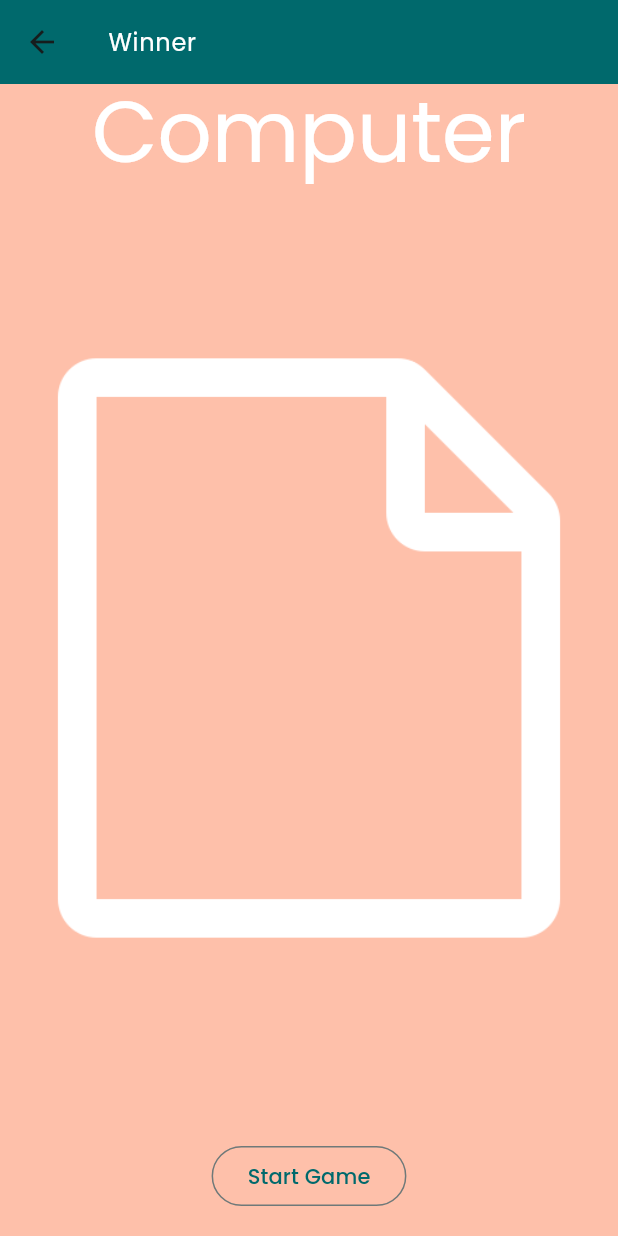
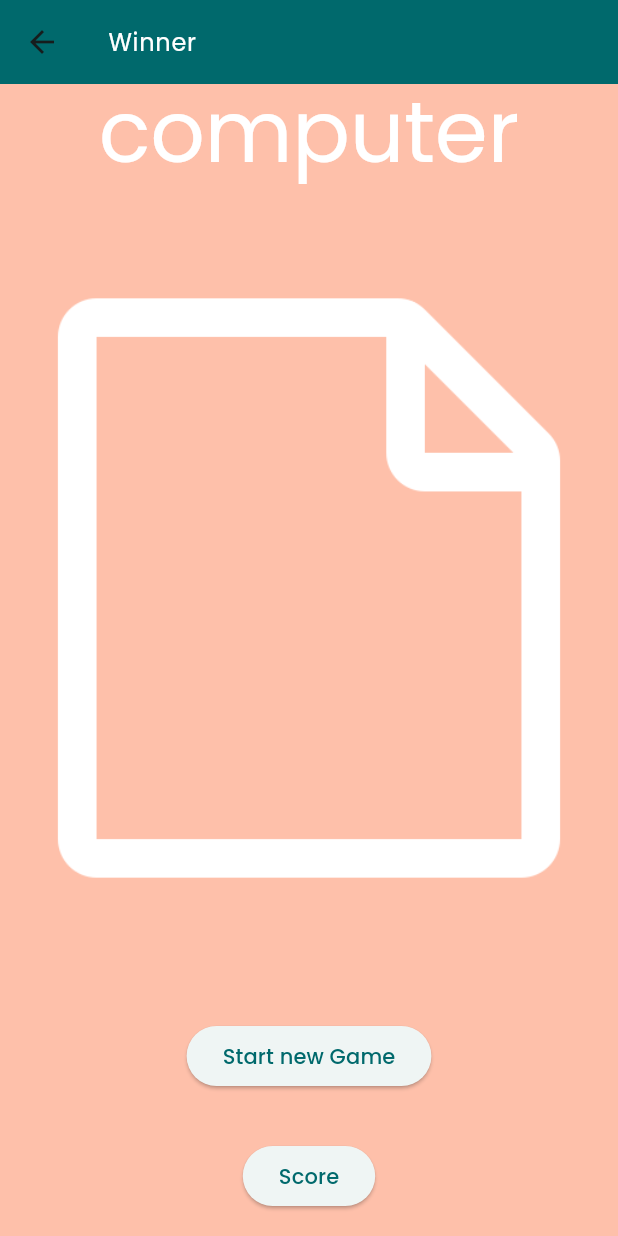
Before and after one commit to inakuhn/code-excursion-rps-ki-app, a Flutter app: the WinnerScreen screen opened by its route, on a phone screen of 412 x 824 dp. Run offline on Flutter 3.47's test engine with Material 3 defaults, Android fonts, the phone set to English and light mode, and no system bars; our stand-ins replace camera, google_fonts, lottie; missing offline and left inert: tflite_flutter.

Commit message:
Add Exercises

```diff
--- a/lib/business/game/game_logic.dart
+++ b/lib/business/game/game_logic.dart
@@ -1,26 +1,45 @@
-import 'dart:math';
-
+import 'package:python_ki_app/business/game/score_logic.dart';
 import 'package:python_ki_app/data/game_move.dart';
 import 'package:python_ki_app/data/game_selection.dart';
+import 'package:python_ki_app/data/players.dart';
 
 class GameLogic {
-  final gameSelection =
-      GameSelection(computerSelection: generateComputerMove());
+  final GameSelection gameSelection;
+  final ScoreLogic scoreLogic;
 
-  static GameMove generateComputerMove() {
-    final randomIndex = Random().nextInt(GameMove.values.length);
-    return GameMove.values[randomIndex];
+  GameLogic({required this.scoreLogic, required this.gameSelection});
+
+  /// TODO 📄 Aufgabe 1: Logik für winner()
+  /// Füge die Logik hinzu, um zu bestimmen, wer gewinnt.
+  /// Vergleiche gameSelection.userSelection und gameSelection.computerSelection basierend auf den Regeln:
+  /// ✊ Stein schlägt Schere.
+  /// ✋ Papier schlägt Stein.
+  /// ✌️ Schere schlägt Papier.
+  /// Gib Players.player oder Players.computer zurück.
+  Players winner() {
+    return Players.computer;
   }
 
-  userSelection(GameMove gameMove) {
-    gameSelection.setUserSelection(gameMove);
+  /// TODO 📄 Aufgabe 2: winnerName()
+  /// 📛 Passe die Methode an, damit sie den Namen des Gewinners basierend auf winner() zurückgibt.
+  // 🎉 Wenn Spieler gewinnt: Gib "Player" zurück.
+  // 🤖 Wenn Computer gewinnt: Gib "Computer" zurück.
+  String winnerName() {
+    return winner().name;
   }
 
-  String winnerName() {
-    return "Computer";
-  }
-
+  /// TODO 📄 Aufgabe 3: winnerGameMove()
+  // 🎲 Passe die Methode an, damit sie den Spielzug des Gewinners auf Basis von winner() zurückgibt.
+  // 🎯 Wenn winner() Players.player zurückgibt: Gib gameSelection.userSelection zurück.
+  // 🖥️ Wenn winner() Players.computer zurückgibt: Gib gameSelection.computerSelection zurück.
   GameMove winnerGameMove() {
     return gameSelection.computerSelection;
   }
+
+  /// 📥 userSelection(): Speichert die Auswahl des Spielers.
+  userSelection(GameMove gameMove) {
+    gameSelection
+        .setUserSelection(gameMove); //Speichert die Auswahl des Spielers.
+  }
+
 }
--- /dev/null
+++ b/lib/business/game/score_logic.dart
@@ -0,0 +1,23 @@
+import 'package:python_ki_app/data/score.dart';
+
+class ScoreLogic {
+  final Score score;
+
+  ScoreLogic({required this.score});
+
+  /// TODO 📄 Aufgabe 4: playerWins()
+  /// 🔹 Logik hinzufügen: Erhöhe playerScore in score.
+  playerWins() {
+
+  }
+  /// TODO 📄 Aufgabe 5: computerWins()
+  /// 🔹 Logik hinzufügen: Erhöhe computerScore in score.
+  computerWins() {}
+
+
+  /// TODO 📄 Aufgabe 6: resetScores()
+  // 🔹 Logik hinzufügen: Setze beide Punktestände (playerScore und computerScore) auf 0.
+  resetScores() {
+
+  }
+}
--- a/lib/data/game_selection.dart
+++ b/lib/data/game_selection.dart
@@ -1,11 +1,12 @@
+import 'dart:math';
 
 import 'package:python_ki_app/data/game_move.dart';
 
 class GameSelection {
   GameMove? userSelection;
-  GameMove computerSelection;
+  GameMove computerSelection = generateComputerMove();
 
-  GameSelection({this.userSelection, required this.computerSelection});
+  GameSelection({this.userSelection});
 
   setUserSelection(GameMove userSelection) {
     this.userSelection = userSelection;
@@ -15,4 +16,9 @@ class GameSelection {
   String toString() {
     return 'User: ${userSelection ?? "Not selected"}, Computer: ${computerSelection ?? "Not selected"}';
   }
+
+  static GameMove generateComputerMove() {
+    final randomIndex = Random().nextInt(GameMove.values.length);
+    return GameMove.values[randomIndex];
+  }
 }
--- /dev/null
+++ b/lib/data/players.dart
@@ -0,0 +1,4 @@
+enum Players {
+  computer,
+  player
+}
--- /dev/null
+++ b/lib/data/score.dart
@@ -0,0 +1,4 @@
+class Score {
+  int playerScore = 0;
+  int computerScore = 0;
+}
--- a/lib/main.dart
+++ b/lib/main.dart
@@ -5,11 +5,15 @@
 import 'package:flutter/material.dart';
 import 'package:flutter/services.dart';
 import 'package:python_ki_app/business/game/game_logic.dart';
+import 'package:python_ki_app/business/game/score_logic.dart';
 import 'package:python_ki_app/business/ki/gesture_classification_helper.dart';
+import 'package:python_ki_app/data/game_selection.dart';
+import 'package:python_ki_app/data/score.dart';
 import 'package:python_ki_app/theme/theme.dart';
 import 'package:python_ki_app/theme/util.dart';
 import 'package:python_ki_app/ui/screen/game_screen.dart';
 import 'package:python_ki_app/ui/screen/rock_paper_scissors_player_camera.dart';
+import 'package:python_ki_app/ui/screen/score_screen.dart';
 import 'package:python_ki_app/ui/screen/welcome_screen.dart';
 import 'package:python_ki_app/ui/screen/winner_screen.dart';
 
@@ -20,7 +24,11 @@
 
   // Obtain a list of the available cameras on the device.
   final cameras = await availableCameras();
-  final gameLogic = GameLogic();
+  final gameSelection = GameSelection();
+  final score = Score();
+  final scoreLogic = ScoreLogic(score: score);
+  final gameLogic =
+      GameLogic(gameSelection: gameSelection, scoreLogic: scoreLogic);
   // Get a specific camera from the list of available cameras.
   final GestureClassificationHelper gestureClassificationHelper =
       GestureClassificationHelper(gameLogic: gameLogic);
@@ -32,22 +40,29 @@
               (camera) => camera.lensDirection == CameraLensDirection.front,
             );
   gestureClassificationHelper.init();
-  runApp(MyApp(
+  runApp(
+    MyApp(
       camera: frontCamera,
       gameLogic: gameLogic,
-      gestureClassificationHelper: gestureClassificationHelper));
+      gestureClassificationHelper: gestureClassificationHelper,
+      scoreLogic: scoreLogic,
+    ),
+  );
 }
 
 class MyApp extends StatelessWidget {
   final CameraDescription camera;
   final GestureClassificationHelper gestureClassificationHelper;
   final GameLogic gameLogic;
+  final ScoreLogic scoreLogic;
 
-  const MyApp(
-      {super.key,
-      required this.camera,
-      required this.gameLogic,
-      required this.gestureClassificationHelper}); // Correctly pass the camera
+  const MyApp({
+    super.key,
+    required this.camera,
+    required this.gameLogic,
+    required this.gestureClassificationHelper,
+    required this.scoreLogic,
+  }); // Correctly pass the camera
 
   @override
   Widget build(BuildContext context) {
@@ -84,6 +99,7 @@
               winnerName: gameLogic.winnerName(),
               winnerGameMove: gameLogic.winnerGameMove(),
             ),
+        ScoreScreen.scoreRoute: (context) => ScoreScreen(scoreLogic: scoreLogic)
       },
     );
   }
--- a/lib/ui/atom/game_image.dart
+++ b/lib/ui/atom/rps_game_image.dart
@@ -4,12 +4,12 @@ import 'dart:math';
 import 'package:flutter/material.dart';
 import 'package:python_ki_app/data/game_move.dart';
 
-class GameImage extends StatefulWidget {
+class RPSGameImage extends StatefulWidget {
   final GameMove choice;
   final bool shouldAnimate;
   final VoidCallback onAnimationComplete; // Function to notify when done
 
-  const GameImage({
+  const RPSGameImage({
     super.key,
     required this.choice,
     this.shouldAnimate = false,
@@ -19,10 +19,10 @@ class GameImage extends StatefulWidget {
   static void _emptyCallback() {}
 
   @override
-  State<GameImage> createState() => _GameImageState();
+  State<RPSGameImage> createState() => _RPSGameImageState();
 }
 
-class _GameImageState extends State<GameImage> {
+class _RPSGameImageState extends State<RPSGameImage> {
   final random = Random();
   static const List<GameMove> _choices = GameMove.values;
   GameMove? _currentImage;
--- /dev/null
+++ b/lib/ui/atom/rps_navigation_button.dart
@@ -0,0 +1,25 @@
+import 'package:flutter/material.dart';
+
+class RPSNavigationButton extends StatelessWidget {
+  final String buttonText;
+  final String routeName;
+
+  const RPSNavigationButton({
+    super.key,
+    required this.buttonText,
+    required this.routeName,
+  });
+
+  @override
+  Widget build(BuildContext context) {
+    return Padding(
+      padding: const EdgeInsets.all(16.0),
+      child: ElevatedButton(
+        onPressed: () async {
+          await Navigator.of(context).popAndPushNamed(routeName);
+        },
+        child: Text(buttonText),
+      ),
+    );
+  }
+}
--- /dev/null
+++ b/lib/ui/atom/rps_text.dart
@@ -0,0 +1,25 @@
+
+import 'package:flutter/material.dart';
+
+class RPSText extends StatelessWidget {
+  final String text;
+  final TextStyle? style;
+
+  const RPSText({
+    super.key,
+    required this.text,
+    this.style,
+  });
+
+  @override
+  Widget build(BuildContext context) {
+    return Text(
+      text,
+      style: style ??
+          Theme.of(context)
+              .textTheme
+              .displayLarge
+              ?.copyWith(color: Theme.of(context).colorScheme.onPrimary),
+    );
+  }
+}
--- a/lib/ui/screen/game_screen.dart
+++ b/lib/ui/screen/game_screen.dart
@@ -1,7 +1,7 @@
 import 'package:flutter/material.dart';
 import 'package:python_ki_app/business/game/game_logic.dart';
 import 'package:python_ki_app/data/game_selection.dart';
-import 'package:python_ki_app/ui/atom/game_image.dart';
+import 'package:python_ki_app/ui/atom/rps_game_image.dart';
 import 'package:python_ki_app/ui/molecule/rps_top_bar.dart';
 import 'package:python_ki_app/ui/screen/winner_screen.dart';
 
@@ -27,13 +27,13 @@ class _GameScreenState extends State<GameScreen> {
           Expanded(
               child: Container(
                   color: Theme.of(context).colorScheme.secondary,
-                  child: GameImage(
+                  child: RPSGameImage(
                     choice: widget.gameSelection.userSelection!,
                   ))),
           Expanded(
               child: Container(
             color: Theme.of(context).colorScheme.primary,
-            child: GameImage(
+            child: RPSGameImage(
               choice: widget.gameSelection.computerSelection,
               shouldAnimate: true,
               onAnimationComplete: () async {
--- a/lib/ui/screen/rock_paper_scissors_player_camera.dart
+++ b/lib/ui/screen/rock_paper_scissors_player_camera.dart
@@ -6,7 +6,7 @@ import 'package:flutter/material.dart';
 import 'package:flutter/services.dart';
 import 'package:python_ki_app/business/ki/gesture_classification_helper.dart';
 import 'package:python_ki_app/data/game_move.dart';
-import 'package:python_ki_app/ui/molecule/countdown_widget.dart';
+import 'package:python_ki_app/ui/molecule/rps_countdown_widget.dart';
 import 'package:python_ki_app/ui/molecule/rps_classification.dart';
 import 'package:python_ki_app/ui/molecule/rps_top_bar.dart';
 import 'package:python_ki_app/ui/screen/game_screen.dart';
@@ -131,7 +131,7 @@ class RockPaperScissorsPlayerCameraState
                 ),
                 Align(
                   alignment: Alignment.topRight,
-                  child: CountdownWidget(
+                  child: RPSCountdownWidget(
                     seconds: 5,
                     onCountdownComplete: () async {
                       await Navigator.of(context)
--- a/lib/ui/screen/winner_screen.dart
+++ b/lib/ui/screen/winner_screen.dart
@@ -1,7 +1,10 @@
 import 'package:flutter/material.dart';
 import 'package:flutter/services.dart';
 import 'package:python_ki_app/data/game_move.dart';
-import 'package:python_ki_app/ui/atom/game_image.dart';
+import 'package:python_ki_app/ui/atom/rps_game_image.dart';
+import 'package:python_ki_app/ui/atom/rps_navigation_button.dart';
+import 'package:python_ki_app/ui/atom/rps_text.dart';
+import 'package:python_ki_app/ui/screen/score_screen.dart';
 import 'package:python_ki_app/ui/screen/welcome_screen.dart';
 
 import '../molecule/rps_top_bar.dart';
@@ -28,26 +31,24 @@ class _WinnerScreenState extends State<WinnerScreen> {
         crossAxisAlignment: CrossAxisAlignment.center,
         mainAxisSize: MainAxisSize.max,
         children: [
-          Text(
-            widget.winnerName,
-            style: Theme.of(context)
-                .textTheme
-                .displayLarge
-                ?.copyWith(color: Theme.of(context).colorScheme.onPrimary),
+          RPSText(
+            text: widget.winnerName,
           ),
           Expanded(
-            child: GameImage(choice: widget.winnerGameMove),
+            child: RPSGameImage(choice: widget.winnerGameMove),
           ),
-          Padding(
-            padding: const EdgeInsets.all(16.0),
-            child: OutlinedButton(
-                onPressed: () async {
-                  await Navigator.of(context).popAndPushNamed(
-                    WelcomeScreen.welcomeScreenRoute, // The new route to push
-                  );
-                },
-                child: const Text("Start Game")),
+          const RPSNavigationButton(
+            buttonText: "Start new Game",
+            routeName: WelcomeScreen.welcomeScreenRoute,
           ),
+          const RPSNavigationButton(
+            buttonText: "Score",
+            routeName: ScoreScreen.scoreRoute,
+          )
+
+          /// TODO 📄 Aufgabe 7
+          /// 🛠️ Füge einen RPSNavigationButton hinzu:
+          // 🎯 Verknüpfe die Route: Setze die Route des Buttons auf die ScoreScreen.scoreRoute mit dem passenden routeName.
         ],
       ),
       backgroundColor: secondary,
```
Also changed, not shown: lib/ui/molecule/rps_countdown_widget.dart (renamed from lib/ui/molecule/countdown_widget.dart, +4 -4 lines), lib/ui/screen/score_screen.dart (added, +56 -0 lines), lib/ui/screen/welcome_screen.dart (+7 -11 lines).
